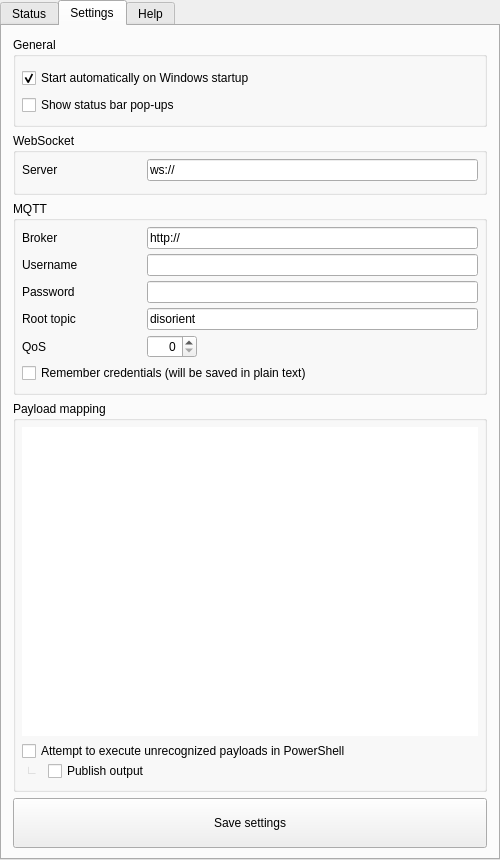
Before: the Qt Designer form forms/mainwindow.ui in stuomas/disorient, drawn with Qt 5.
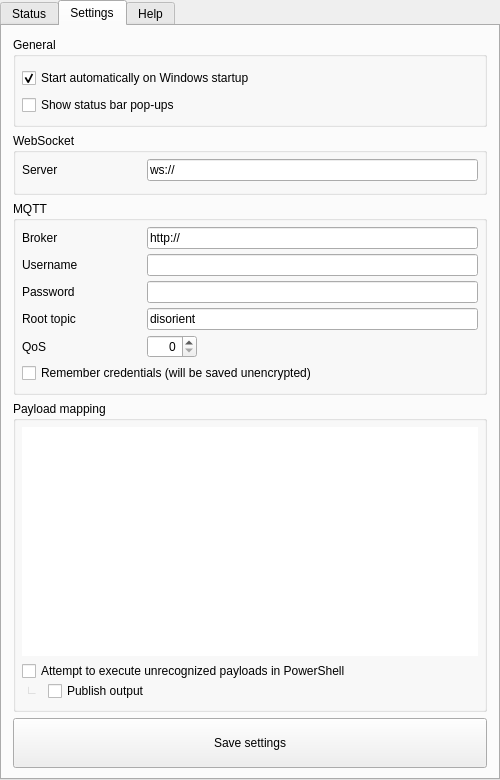
After: the same form once the commit is applied. The open tabs and pages were chosen to show the change. Icons and pictures are not drawn.

The edit to the form file:
```diff
--- a/forms/mainwindow.ui
+++ b/forms/mainwindow.ui
@@ -7,7 +7,7 @@
     <x>0</x>
     <y>0</y>
     <width>500</width>
-    <height>860</height>
+    <height>780</height>
    </rect>
   </property>
   <property name="sizePolicy">
@@ -587,7 +587,7 @@
              <item>
               <widget class="QCheckBox" name="checkBoxSaveCredentials">
                <property name="text">
-                <string>Remember credentials (will be saved in plain text)</string>
+                <string>Remember credentials (will be saved unencrypted)</string>
                </property>
               </widget>
              </item>
```
Left out of the diff: 2 changed lines with no effect on the pictures.
